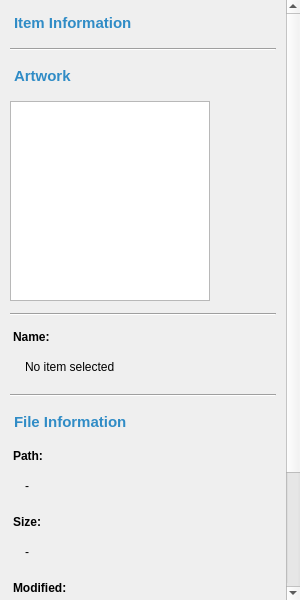
Qt form src/ui/widgets/panes/detailspane.ui (EtherAura/Kartend) before a commit.
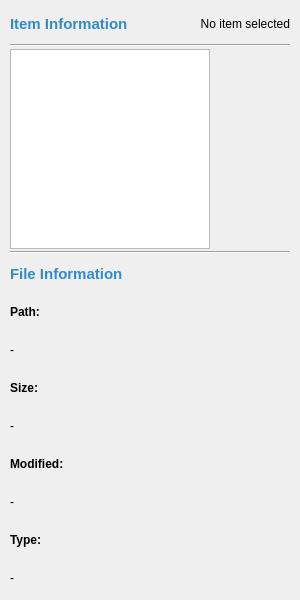
The same form after that commit.

```diff
--- a/src/ui/widgets/panes/detailspane.ui
+++ b/src/ui/widgets/panes/detailspane.ui
@@ -54,34 +54,77 @@
       </property>
       <layout class="QVBoxLayout" name="contentLayout">
        <property name="spacing">
-        <number>12</number>
+        <number>2</number>
        </property>
        <property name="leftMargin">
         <number>10</number>
        </property>
        <property name="topMargin">
-        <number>10</number>
+        <number>6</number>
        </property>
        <property name="rightMargin">
         <number>10</number>
        </property>
        <property name="bottomMargin">
-        <number>10</number>
+        <number>4</number>
        </property>
        <item>
-        <widget class="QLabel" name="titleLabel">
-         <property name="font">
-          <font>
-           <pointsize>11</pointsize>
-           <bold>true</bold>
-          </font>
+        <widget class="QFrame" name="titleBar">
+         <property name="frameShape">
+          <enum>QFrame::NoFrame</enum>
          </property>
-         <property name="styleSheet">
-          <string>color: palette(highlight); padding: 4px 0px;</string>
-         </property>
-         <property name="text">
-          <string>Item Information</string>
-         </property>
+         <layout class="QHBoxLayout" name="titleRow">
+          <property name="spacing">
+           <number>8</number>
+          </property>
+          <property name="leftMargin">
+           <number>0</number>
+          </property>
+          <property name="topMargin">
+           <number>0</number>
+          </property>
+          <property name="rightMargin">
+           <number>0</number>
+          </property>
+          <property name="bottomMargin">
+           <number>0</number>
+          </property>
+          <item>
+           <widget class="QLabel" name="titleLabel">
+            <property name="font">
+             <font>
+              <pointsize>11</pointsize>
+              <bold>true</bold>
+             </font>
+            </property>
+            <property name="styleSheet">
+             <string>color: palette(highlight); padding: 0px; background: transparent;</string>
+            </property>
+            <property name="text">
+             <string>Item Information</string>
+            </property>
+           </widget>
+          </item>
+          <item>
+           <widget class="QLabel" name="itemNameValue">
+            <property name="styleSheet">
+             <string>color: palette(windowtext); padding: 0px; background: transparent;</string>
+            </property>
+            <property name="text">
+             <string>No item selected</string>
+            </property>
+            <property name="alignment">
+             <set>Qt::AlignRight|Qt::AlignVCenter</set>
+            </property>
+            <property name="accessibleName">
+             <string>Item name</string>
+            </property>
+            <property name="textInteractionFlags">
+             <set>Qt::TextSelectableByMouse</set>
+            </property>
+           </widget>
+          </item>
+         </layout>
         </widget>
        </item>
        <item>
@@ -97,22 +140,6 @@
          </property>
         </widget>
        </item>
-       <item>
-        <widget class="QLabel" name="artworkLabel">
-         <property name="font">
-          <font>
-           <pointsize>11</pointsize>
-           <bold>true</bold>
-          </font>
-         </property>
-         <property name="styleSheet">
-          <string>color: palette(highlight); padding: 4px 0px;</string>
-         </property>
-         <property name="text">
-          <string>Artwork</string>
-         </property>
-        </widget>
-       </item>
        <item>
         <widget class="QLabel" name="artworkDisplay">
          <property name="minimumSize">
@@ -151,47 +178,6 @@
          </property>
         </widget>
        </item>
-       <item>
-        <widget class="QLabel" name="itemNameLabel">
-         <property name="font">
-          <font>
-           <bold>true</bold>
-          </font>
-         </property>
-         <property name="styleSheet">
-          <string>color: palette(windowtext); padding: 2px 0px;</string>
-         </property>
-         <property name="text">
-          <string>Name:</string>
-         </property>
-        </widget>
-       </item>
-       <item>
-        <widget class="QLabel" name="itemNameValue">
-         <property name="styleSheet">
-          <string>color: palette(windowtext); padding: 2px 0px 8px 12px;</string>
-         </property>
-         <property name="text">
-          <string>No item selected</string>
-         </property>
-         <property name="textInteractionFlags">
-          <set>Qt::TextSelectableByMouse</set>
-         </property>
-        </widget>
-       </item>
-       <item>
-        <widget class="Line" name="separator3">
-         <property name="styleSheet">
-          <string>color: palette(mid);</string>
-         </property>
-         <property name="frameShadow">
-          <enum>QFrame::Sunken</enum>
-         </property>
-         <property name="orientation">
-          <enum>Qt::Horizontal</enum>
-         </property>
-        </widget>
-       </item>
        <item>
         <widget class="QLabel" name="fileInfoTitle">
          <property name="font">
@@ -201,7 +187,7 @@
           </font>
          </property>
          <property name="styleSheet">
-          <string>color: palette(highlight); padding: 4px 0px;</string>
+          <string>color: palette(highlight);</string>
          </property>
          <property name="text">
           <string>File Information</string>
@@ -216,7 +202,7 @@
           </font>
          </property>
          <property name="styleSheet">
-          <string>color: palette(windowtext); padding: 2px 0px;</string>
+          <string>color: palette(windowtext);</string>
          </property>
          <property name="text">
           <string>Path:</string>
@@ -226,7 +212,7 @@
        <item>
         <widget class="QLabel" name="filePathValue">
          <property name="styleSheet">
-          <string>color: palette(windowtext); padding: 2px 0px 8px 12px;</string>
+          <string>color: palette(windowtext);</string>
          </property>
          <property name="text">
           <string>-</string>
@@ -247,7 +233,7 @@
           </font>
          </property>
          <property name="styleSheet">
-          <string>color: palette(windowtext); padding: 2px 0px;</string>
+          <string>color: palette(windowtext);</string>
          </property>
          <property name="text">
           <string>Size:</string>
@@ -257,7 +243,7 @@
        <item>
         <widget class="QLabel" name="fileSizeValue">
          <property name="styleSheet">
-          <string>color: palette(windowtext); padding: 2px 0px 8px 12px;</string>
+          <string>color: palette(windowtext);</string>
          </property>
          <property name="text">
           <string>-</string>
@@ -275,7 +261,7 @@
           </font>
          </property>
          <property name="styleSheet">
-          <string>color: palette(windowtext); padding: 2px 0px;</string>
+          <string>color: palette(windowtext);</string>
          </property>
          <property name="text">
           <string>Modified:</string>
@@ -285,7 +271,7 @@
        <item>
         <widget class="QLabel" name="lastModifiedValue">
          <property name="styleSheet">
-          <string>color: palette(windowtext); padding: 2px 0px 8px 12px;</string>
+          <string>color: palette(windowtext);</string>
          </property>
          <property name="text">
           <string>-</string>
@@ -303,7 +289,7 @@
           </font>
          </property>
          <property name="styleSheet">
-          <string>color: palette(windowtext); padding: 2px 0px;</string>
+          <string>color: palette(windowtext);</string>
          </property>
          <property name="text">
           <string>Type:</string>
@@ -313,7 +299,7 @@
        <item>
         <widget class="QLabel" name="fileExtensionValue">
          <property name="styleSheet">
-          <string>color: palette(windowtext); padding: 2px 0px 8px 12px;</string>
+          <string>color: palette(windowtext);</string>
          </property>
          <property name="text">
           <string>-</string>
@@ -323,19 +309,6 @@
          </property>
         </widget>
        </item>
-       <item>
-        <spacer name="verticalSpacer">
-         <property name="orientation">
-          <enum>Qt::Vertical</enum>
-         </property>
-         <property name="sizeHint" stdset="0">
-          <size>
-           <width>20</width>
-           <height>40</height>
-          </size>
-         </property>
-        </spacer>
-       </item>
       </layout>
      </widget>
     </widget>
```
Left out of the diff: 12 changed lines with no effect on the pictures.
